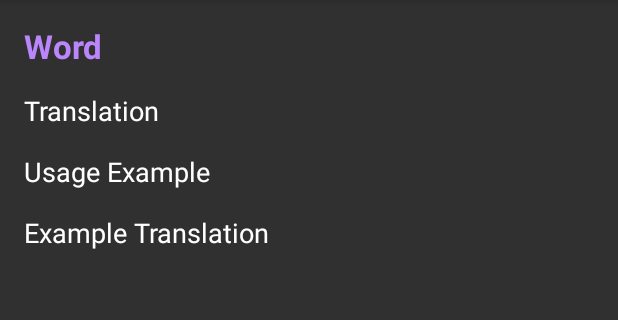
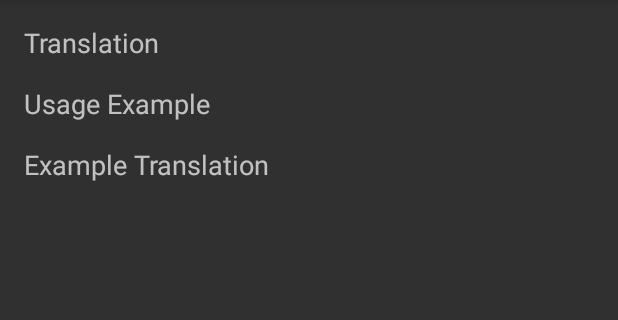
Before and after one commit to RinaSempai/english_cards, an Android app: the WordDetailActivity screen opened directly, with no data from a screen before it, on a phone screen of 412 x 824 dp, the part 84-404 px from its top. Run offline under Robolectric (Android 15) with nearby library versions, the phone set to English and light mode, and no system bars; network calls fail; 3 statements that could not run were skipped.

Commit message:
second commit

```diff
--- a/app/src/main/AndroidManifest.xml
+++ b/app/src/main/AndroidManifest.xml
@@ -1,6 +1,9 @@
 <?xml version="1.0" encoding="utf-8"?>
 <manifest xmlns:android="http://schemas.android.com/apk/res/android"
     xmlns:tools="http://schemas.android.com/tools">
+
+    <uses-permission android:name="android.permission.READ_EXTERNAL_STORAGE"/>
+    <uses-permission android:name="android.permission.WRITE_EXTERNAL_STORAGE"/>
 
     <application
         android:allowBackup="true"
--- a/app/src/main/res/layout/activity_level.xml
+++ b/app/src/main/res/layout/activity_level.xml
@@ -7,6 +7,5 @@
     <ListView
         android:id="@+id/listViewWords"
         android:layout_width="match_parent"
-        android:layout_height="match_parent"
-        android:textColor="@color/white"/>
+        android:layout_height="match_parent"/>
 </RelativeLayout>
--- a/app/src/main/res/layout/activity_word_detail.xml
+++ b/app/src/main/res/layout/activity_word_detail.xml
@@ -5,22 +5,10 @@
     android:padding="16dp">
 
     <TextView
-        android:id="@+id/textViewWord"
-        android:layout_width="wrap_content"
-        android:layout_height="wrap_content"
-        android:textSize="22sp"
-        android:textStyle="bold"
-        android:textColor="#FFBB86FC"
-        android:text="Word"/>
-
-    <TextView
         android:id="@+id/textViewTranslation"
         android:layout_width="wrap_content"
         android:layout_height="wrap_content"
-        android:layout_below="@id/textViewWord"
-        android:layout_marginTop="16dp"
         android:textSize="18sp"
-        android:textColor="@color/white"
         android:text="Translation"/>
 
     <TextView
@@ -30,7 +18,6 @@
         android:layout_below="@id/textViewTranslation"
         android:layout_marginTop="16dp"
         android:textSize="18sp"
-        android:textColor="@color/white"
         android:text="Usage Example"/>
 
     <TextView
@@ -40,6 +27,5 @@
         android:layout_below="@id/textViewUsageExample"
         android:layout_marginTop="16dp"
         android:textSize="18sp"
-        android:textColor="@color/white"
         android:text="Example Translation"/>
 </RelativeLayout>
```
Also changed, not shown: app/src/main/java/com/example/englishcards/DatabaseHelper.java (+70 -3 lines), app/src/main/java/com/example/englishcards/MainActivity.java (+15 -10 lines), app/src/main/java/com/example/englishcards/WordDetailActivity.java (+6 -11 lines).
